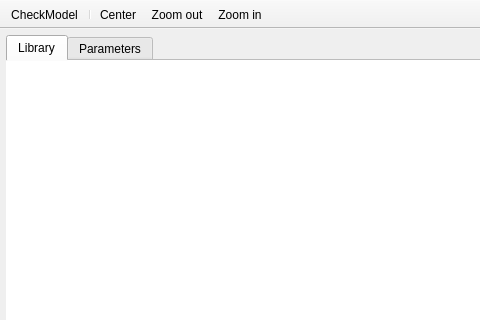
This is src/VeraGrid/Gui/RmsModelEditor/block_editor.ui in JordiBejarUPC/veragrid-hvdc-bipolar-pfc as Qt 5 draws it before an edit; both pictures show x 0 to 480 and y 0 to 320 of the 1122 by 610 pixel window. The edited form follows.
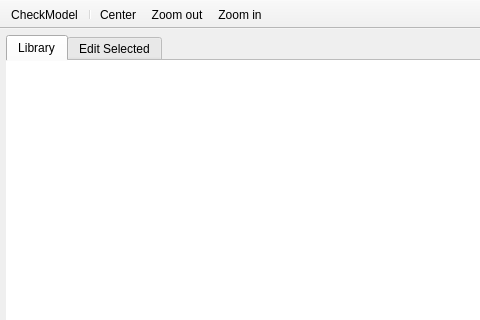
This is the edited form. Icons and pictures are not drawn.

Patch:
```diff
--- a/src/VeraGrid/Gui/RmsModelEditor/block_editor.ui
+++ b/src/VeraGrid/Gui/RmsModelEditor/block_editor.ui
@@ -120,7 +120,10 @@
                 <normaloff>:/Icons/icons/data.png</normaloff>:/Icons/icons/data.png</iconset>
               </attribute>
               <attribute name="title">
-               <string>Parameters</string>
+               <string>Edit Selected</string>
+              </attribute>
+              <attribute name="toolTip">
+               <string>Select one block to edit its variables and equations</string>
               </attribute>
               <layout class="QVBoxLayout" name="verticalLayout_2">
                <property name="leftMargin">
```
Left out of the diff: 23 changed lines with no effect on the pictures.
